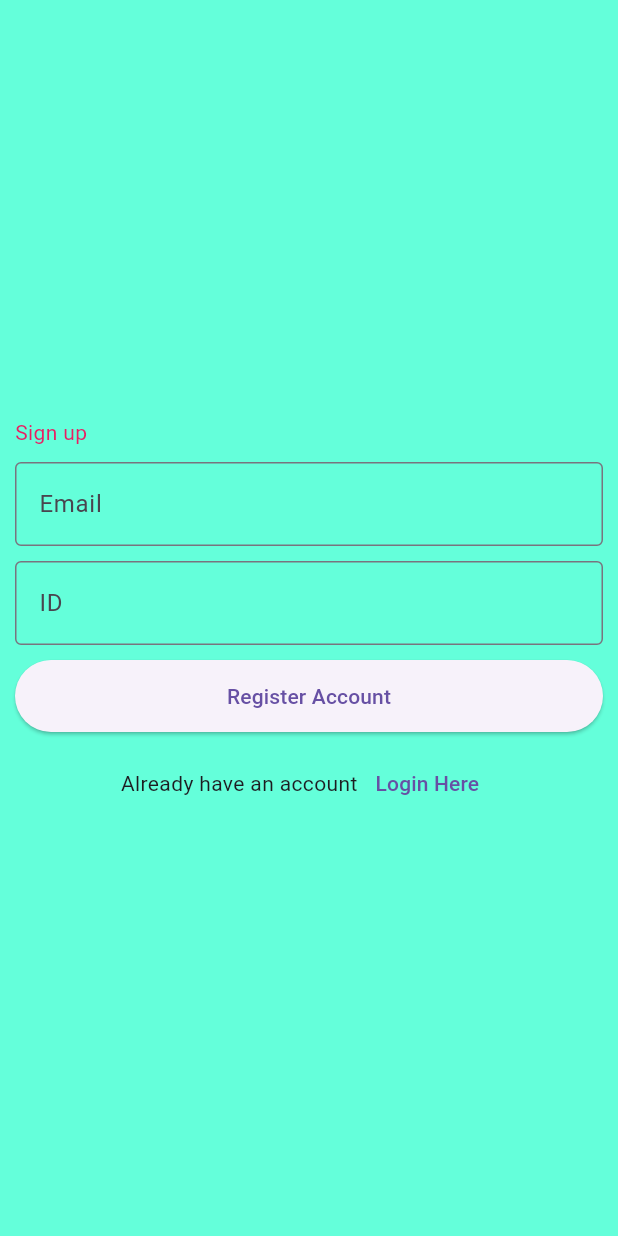
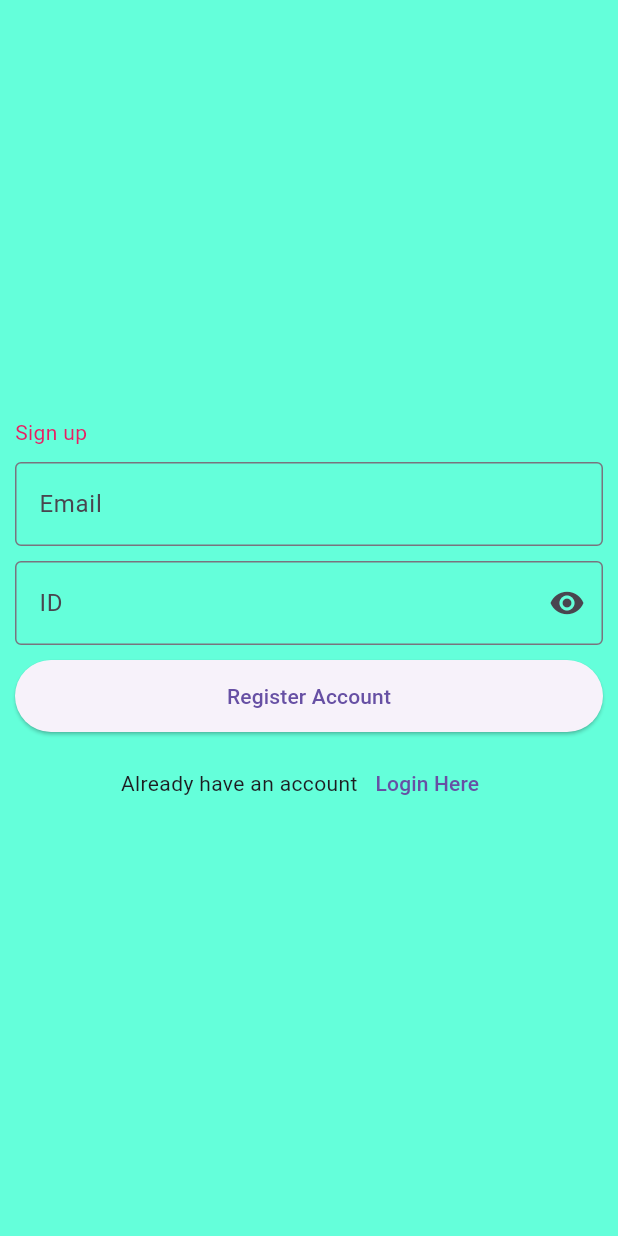
Before and after one commit to ZeekHoft/Student-Compas, a Flutter app: the screen it shows after launch, after a tap on "Register", on a phone screen of 412 x 824 dp. Run offline on Flutter 3.47's test engine with Material 3 defaults, Android fonts, the phone set to English and light mode, and no system bars; our stand-ins replace firebase_auth, firebase_core, firebase_remote_config, flutter_secure_storage; missing offline and left inert: onesignal_flutter; accounts and stored records are empty.

Commit message:
added hide for password visible and not visible button

```diff
--- a/lib/pages/login.dart
+++ b/lib/pages/login.dart
@@ -13,6 +13,7 @@ class Login extends StatefulWidget {
 
 class _LoginState extends State<Login> {
   final storage = const FlutterSecureStorage();
+  bool passwordVisible = false;
 
   Future<void> _saveEmail(String email) async {
     await storage.write(key: "email", value: email); //saves the inputed email
@@ -69,13 +70,26 @@ class _LoginState extends State<Login> {
                 const SizedBox(
                   height: 10.0,
                 ),
+
+                //password
                 TextFormField(
+                    obscureText: passwordVisible,
                     inputFormatters: [LengthLimitingTextInputFormatter(10)],
                     controller: _idnumberCPUcontroller,
-                    decoration: const InputDecoration(
-                        border: OutlineInputBorder(),
-                        label: Text("ID"),
-                        hintText: "Enter ID"),
+                    decoration: InputDecoration(
+                      border: const OutlineInputBorder(),
+                      label: const Text("ID"),
+                      hintText: "Enter ID Number",
+                      suffixIcon: IconButton(
+                          onPressed: () {
+                            setState(() {
+                              passwordVisible = !passwordVisible;
+                            });
+                          },
+                          icon: Icon(passwordVisible
+                              ? Icons.visibility_off
+                              : Icons.visibility)),
+                    ),
                     validator: (value) {
                       if (value == null || value.isEmpty) {
                         return "Please Enter Your CPU Email";
--- a/lib/pages/signup.dart
+++ b/lib/pages/signup.dart
@@ -10,6 +10,7 @@ class Signup extends StatefulWidget {
 }
 
 class _SignupState extends State<Signup> {
+  bool passwordVisible = false;
   final TextEditingController _emailCPUcontroller = TextEditingController();
   final TextEditingController _idnumberCPUcontroller = TextEditingController();
 
@@ -56,13 +57,26 @@ class _SignupState extends State<Signup> {
                 const SizedBox(
                   height: 10.0,
                 ),
+
+                //password
                 TextFormField(
+                    obscureText: passwordVisible,
                     inputFormatters: [LengthLimitingTextInputFormatter(10)],
                     controller: _idnumberCPUcontroller,
-                    decoration: const InputDecoration(
-                        border: OutlineInputBorder(),
-                        label: Text("ID"),
-                        hintText: "Enter Student Number ID"),
+                    decoration: InputDecoration(
+                      border: const OutlineInputBorder(),
+                      label: const Text("ID"),
+                      hintText: "Enter Student Number ID",
+                      suffixIcon: IconButton(
+                          onPressed: () {
+                            setState(() {
+                              passwordVisible = !passwordVisible;
+                            });
+                          },
+                          icon: Icon(passwordVisible
+                              ? Icons.visibility_off
+                              : Icons.visibility)),
+                    ),
                     validator: (value) {
                       if (value == null || value.isEmpty) {
                         return "Please enter Your ID number";
@@ -79,6 +93,7 @@ class _SignupState extends State<Signup> {
                 const SizedBox(
                   height: 10.0,
                 ),
+
                 SizedBox(
                   width: double.infinity,
                   height: 48,
```
Also changed, not shown: lib/nav_controller/nav_model.dart (added).
